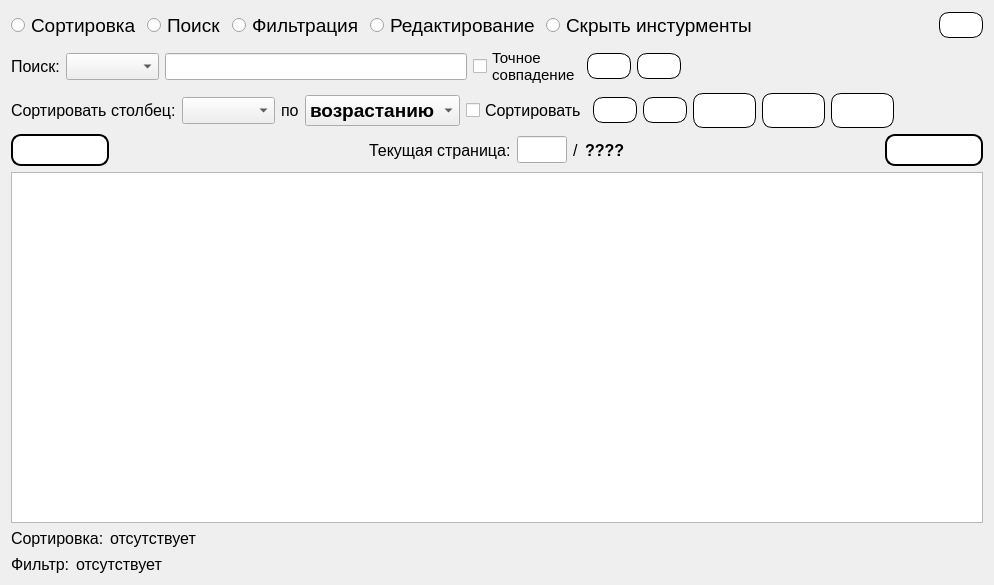
Before: the Qt Designer form Gui/TabWidgets/Admin/credits.ui in MyEdit/Casino_Client, drawn with Qt 5.
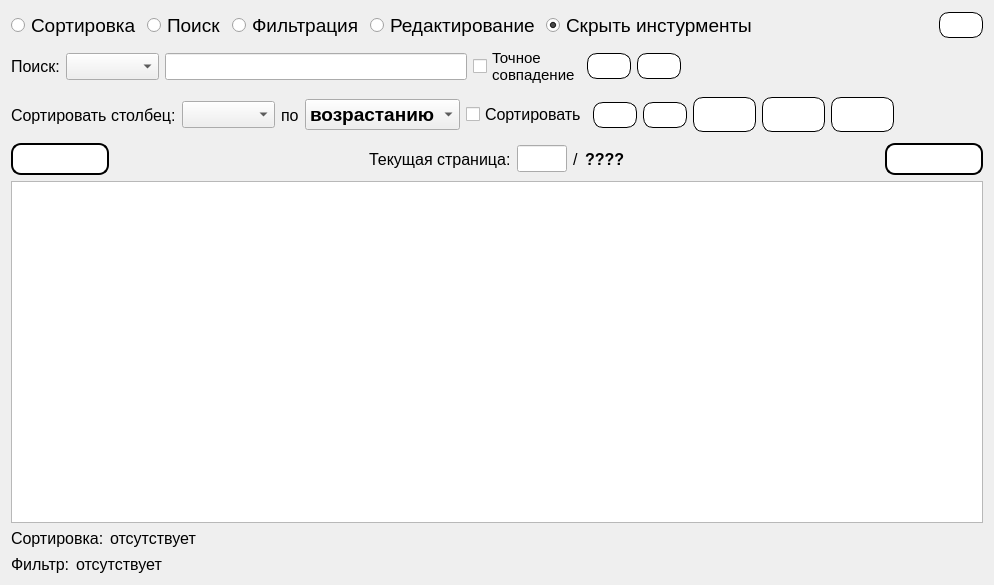
After: the same form once the commit is applied. Icons and pictures are not drawn.

Patch:
```diff
--- a/Gui/TabWidgets/Admin/credits.ui
+++ b/Gui/TabWidgets/Admin/credits.ui
@@ -79,6 +79,9 @@
        <property name="text">
         <string>Скрыть инстурменты</string>
        </property>
+       <property name="checked">
+        <bool>true</bool>
+       </property>
       </widget>
      </item>
      <item>
@@ -271,6 +274,12 @@
     <layout class="QHBoxLayout" name="horizontalLayout_8">
      <item>
       <widget class="QLabel" name="label_3">
+       <property name="minimumSize">
+        <size>
+         <width>0</width>
+         <height>44</height>
+        </size>
+       </property>
        <property name="font">
         <font>
          <family>Segoe UI</family>
```
Left out of the diff: 30 changed lines with no effect on the pictures.
